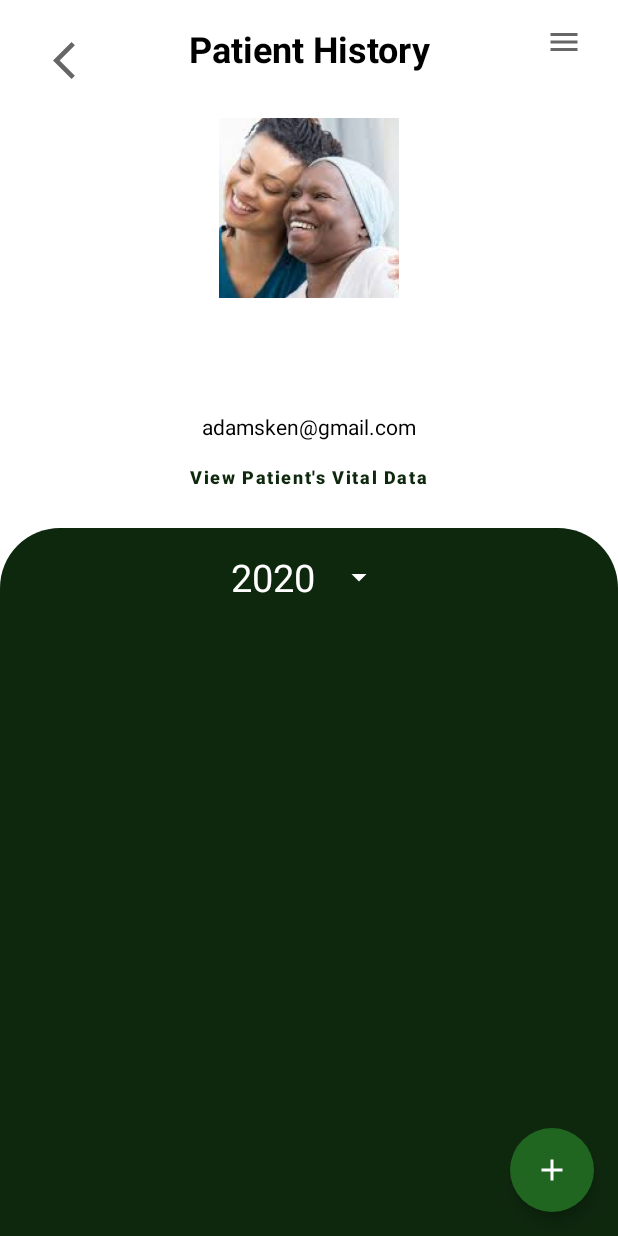
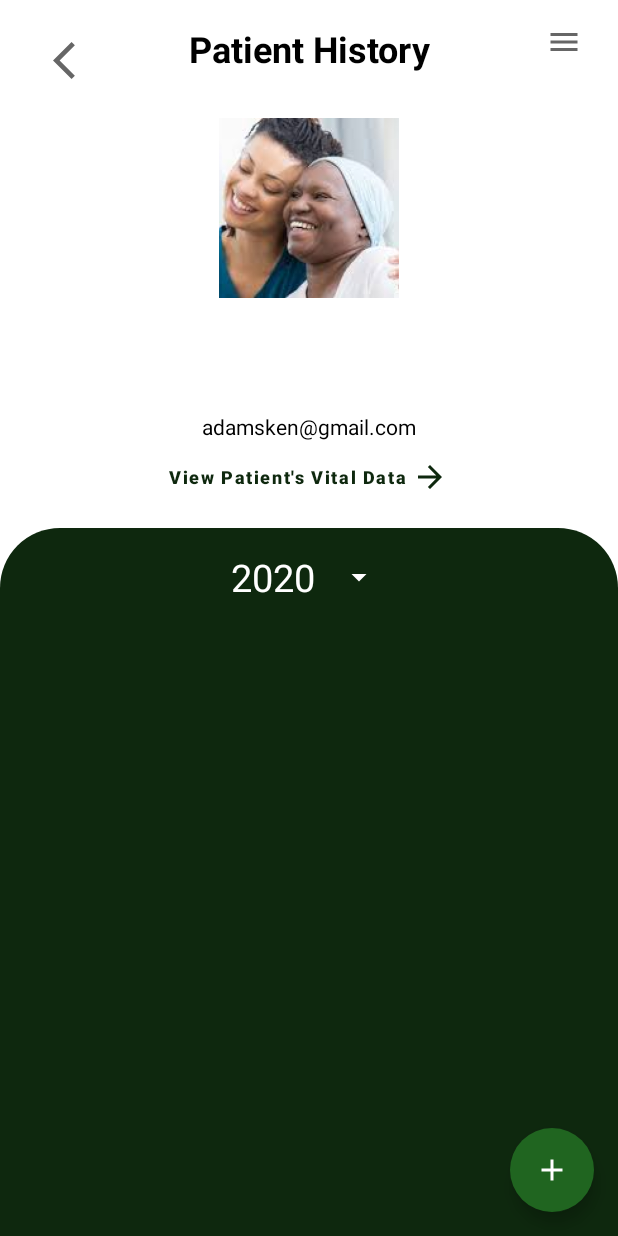
Before and after one commit to oyedsamu/Health_Records, an Android app: the PatientDetailsFragment screen opened through its navigation route, on a phone screen of 412 x 824 dp. Run offline under Robolectric (Android 15) with nearby library versions, the phone set to English and light mode, and no system bars; our stand-ins replace Dagger/Hilt's generated code, navigation-ui; pictures from the network do not load; 3 statements that could not run were skipped.

Commit message:
Updated patients name on vital info page

```diff
--- a/app/src/main/java/com/decadevs/healthrecords/ui/patientdetails/PatientDetailsFragment.kt
+++ b/app/src/main/java/com/decadevs/healthrecords/ui/patientdetails/PatientDetailsFragment.kt
@@ -48,6 +48,8 @@ class PatientDetailsFragment : Fragment(), OnItemClick {
 
     var patientRecordsResponseList = ArrayList<PatientRecordDataResponse>()
 
+    private lateinit var patientName: String
+
     override fun onCreateView(
         inflater: LayoutInflater, container: ViewGroup?,
         savedInstanceState: Bundle?
@@ -58,6 +60,8 @@ class PatientDetailsFragment : Fragment(), OnItemClick {
         val repository = HealthRecordsRepositoryImpl(apiService)
         val factory = ViewModelFactory(repository, requireContext())
         viewModel = ViewModelProvider(this, factory).get(HealthRecordsViewModel::class.java)
+
+        patientName = "${args.patientData?.firstName} ${args.patientData?.lastName}"
 
         /** Retrieve patient's all records from api */
         args.patientData?.registrationNumber?.let { getPatientAllRecords(it) }
@@ -76,7 +80,8 @@ class PatientDetailsFragment : Fragment(), OnItemClick {
                 args.patientData!!.genoType,
                 args.patientData!!.allergies,
                 args.patientData!!.disability,
-                args.patientData!!.registrationNumber
+                args.patientData!!.registrationNumber,
+                patientName
             )
 
         binding.vitalInfoBtn.setOnClickListener {
@@ -131,7 +136,6 @@ class PatientDetailsFragment : Fragment(), OnItemClick {
 
 
     private fun updateFragmentUIWithPatientDataFromArgs() {
-        val patientName = "${args.patientData?.firstName} ${args.patientData?.lastName}"
         val patientAddress =
             "${args.patientData?.street}, ${args.patientData?.city}, ${args.patientData?.state}"
 
--- a/app/src/main/java/com/decadevs/healthrecords/ui/vitalinfo/VitalInfoFragment.kt
+++ b/app/src/main/java/com/decadevs/healthrecords/ui/vitalinfo/VitalInfoFragment.kt
@@ -36,6 +36,7 @@ class VitalInfoFragment : Fragment() {
         binding.fragmentVitalInfoAATv.text = args.genotype
         binding.fragmentVitalInfoFoodTv.text = args.allergies
         binding.fragmentVitalInfoDisabilitiesBloodTv.text = args.disabilities
+        binding.fragmentVitalInfoNameTv.text = args.patientName
 
         /** BACK BUTTON */
         binding.vitalInfoBackIb.setOnClickListener {
--- /dev/null
+++ b/app/src/main/res/drawable/arrow_forward_24.xml
@@ -0,0 +1,11 @@
+<vector xmlns:android="http://schemas.android.com/apk/res/android"
+    android:width="24dp"
+    android:height="24dp"
+    android:viewportWidth="24"
+    android:viewportHeight="24"
+    android:tint="?attr/colorControlNormal"
+    android:autoMirrored="true">
+  <path
+      android:fillColor="@android:color/white"
+      android:pathData="M12,4l-1.41,1.41L16.17,11H4v2h12.17l-5.58,5.59L12,20l8,-8z"/>
+</vector>
--- a/app/src/main/res/layout/fragment_patient_details.xml
+++ b/app/src/main/res/layout/fragment_patient_details.xml
@@ -100,6 +100,8 @@
             android:textColor="@color/dark_green"
             android:textSize="12sp"
             android:textStyle="bold"
+            android:drawableRight="@drawable/arrow_forward_24"
+            android:drawableTint="@color/dark_green"
            />
     </LinearLayout>
 
--- a/app/src/main/res/navigation/doctor_page_nav_graph.xml
+++ b/app/src/main/res/navigation/doctor_page_nav_graph.xml
@@ -38,6 +38,10 @@
         <argument
             android:name="patientId"
             app:argType="string" />
+        <argument
+            android:name="patientName"
+            app:argType="string"
+            android:defaultValue="Mrs Adam Ken" />
     </fragment>
     <fragment
         android:id="@+id/patientDetailsFragment"
```
